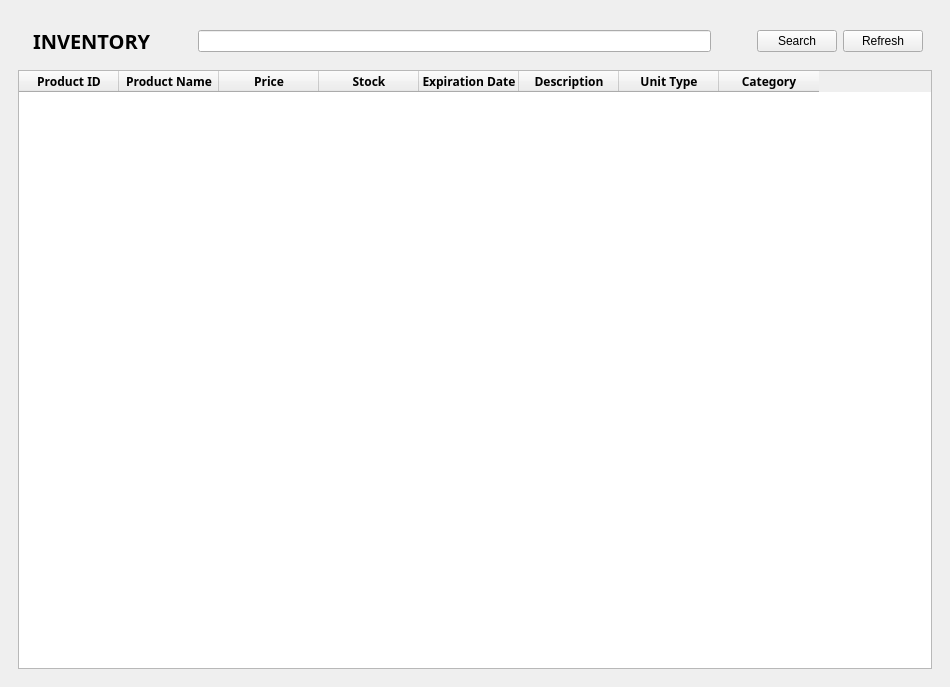
First picture: the form in Screens/MainMenuScreens/Inventory/Inventory.ui, repository Bideiro/Ranil_project_py, before the edit.
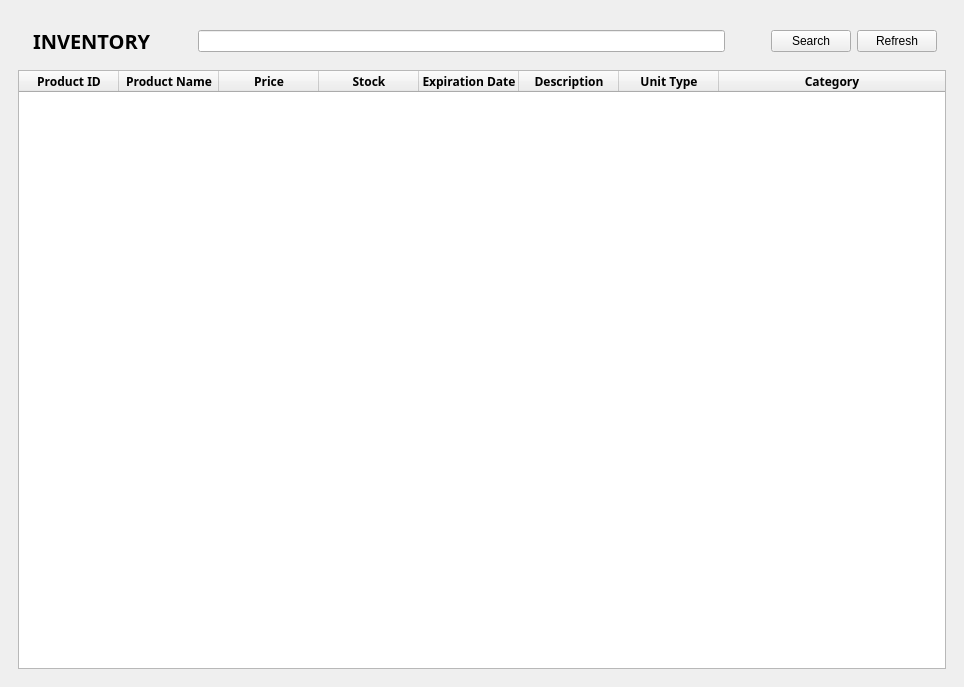
Second picture: the form after the edit.

The edit to the form file:
```diff
--- a/Screens/MainMenuScreens/Inventory/Inventory.ui
+++ b/Screens/MainMenuScreens/Inventory/Inventory.ui
@@ -120,6 +120,7 @@
          <property name="font">
           <font>
            <family>DM Sans 14pt ExtraBold</family>
+           <weight>75</weight>
            <bold>true</bold>
           </font>
          </property>
@@ -129,6 +130,12 @@
          <property name="lineWidth">
           <number>0</number>
          </property>
+         <property name="sizeAdjustPolicy">
+          <enum>QAbstractScrollArea::AdjustToContents</enum>
+         </property>
+         <property name="editTriggers">
+          <set>QAbstractItemView::NoEditTriggers</set>
+         </property>
          <property name="showGrid">
           <bool>true</bool>
          </property>
@@ -144,9 +151,21 @@
          <attribute name="horizontalHeaderHighlightSections">
           <bool>true</bool>
          </attribute>
+         <attribute name="horizontalHeaderMinimumSectionSize">
+          <number>32</number>
+         </attribute>
+         <attribute name="horizontalHeaderStretchLastSection">
+          <bool>true</bool>
+         </attribute>
          <attribute name="verticalHeaderVisible">
           <bool>false</bool>
          </attribute>
+         <attribute name="verticalHeaderMinimumSectionSize">
+          <number>24</number>
+         </attribute>
+         <attribute name="verticalHeaderStretchLastSection">
+          <bool>false</bool>
+         </attribute>
          <column>
           <property name="text">
            <string>Product ID</string>
```
Left out of the diff: 1 changed line with no effect on the pictures.
